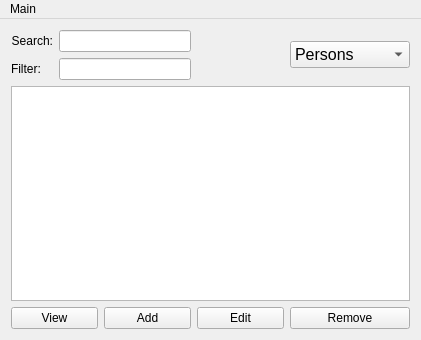
Qt form Skil3/mainwindow.ui (AlexanderJosep/skil-3) before a commit.
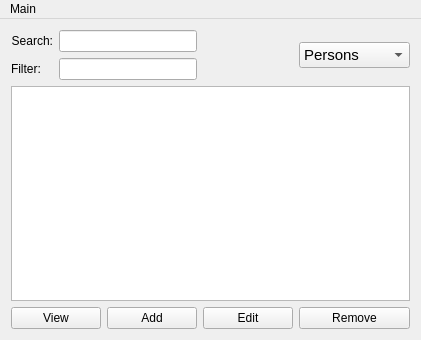
The same form after that commit. Icons and pictures are not drawn.

```diff
--- a/Skil3/mainwindow.ui
+++ b/Skil3/mainwindow.ui
@@ -119,7 +119,7 @@
      <widget class="QComboBox" name="comboBox">
       <property name="font">
        <font>
-        <pointsize>12</pointsize>
+        <pointsize>11</pointsize>
        </font>
       </property>
       <property name="whatsThis">
```
Left out of the diff: 2 changed lines with no effect on the pictures.
